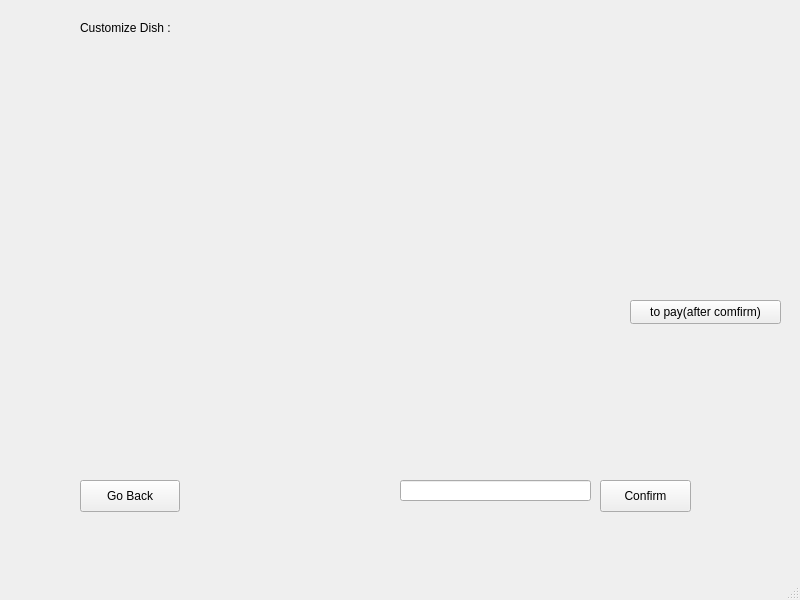
First picture: the form in FoodOrderingApp/dish.ui, repository xyang2316/OOP-project, before the edit.
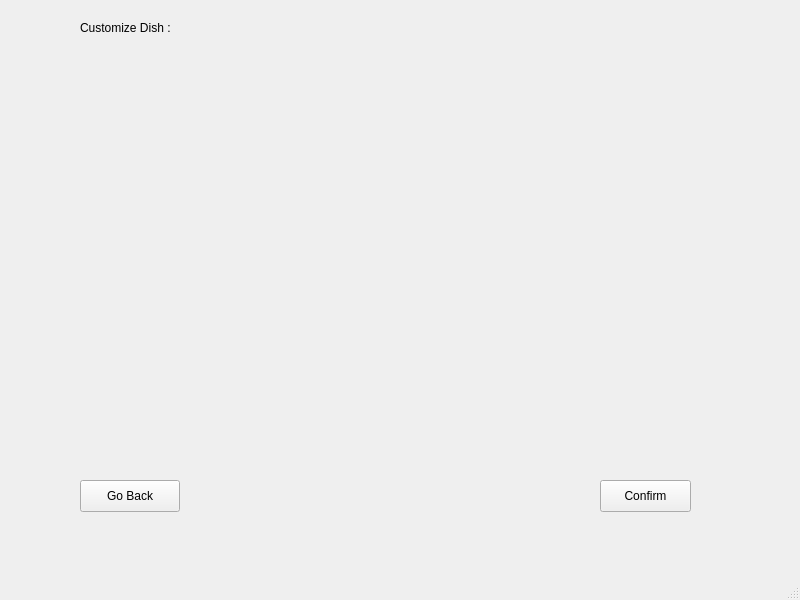
Second picture: the form after the edit.

```diff
--- a/FoodOrderingApp/dish.ui
+++ b/FoodOrderingApp/dish.ui
@@ -64,32 +64,6 @@
      <string>Confirm</string>
     </property>
    </widget>
-   <widget class="QLineEdit" name="costLineEdit">
-    <property name="geometry">
-     <rect>
-      <x>400</x>
-      <y>480</y>
-      <width>191</width>
-      <height>21</height>
-     </rect>
-    </property>
-    <property name="readOnly">
-     <bool>true</bool>
-    </property>
-   </widget>
-   <widget class="QPushButton" name="pushButton">
-    <property name="geometry">
-     <rect>
-      <x>630</x>
-      <y>300</y>
-      <width>151</width>
-      <height>24</height>
-     </rect>
-    </property>
-    <property name="text">
-     <string>to pay(after comfirm)</string>
-    </property>
-   </widget>
   </widget>
   <widget class="QMenuBar" name="menubar">
    <property name="geometry">
```
Left out of the diff: 2 changed lines with no effect on the pictures.
